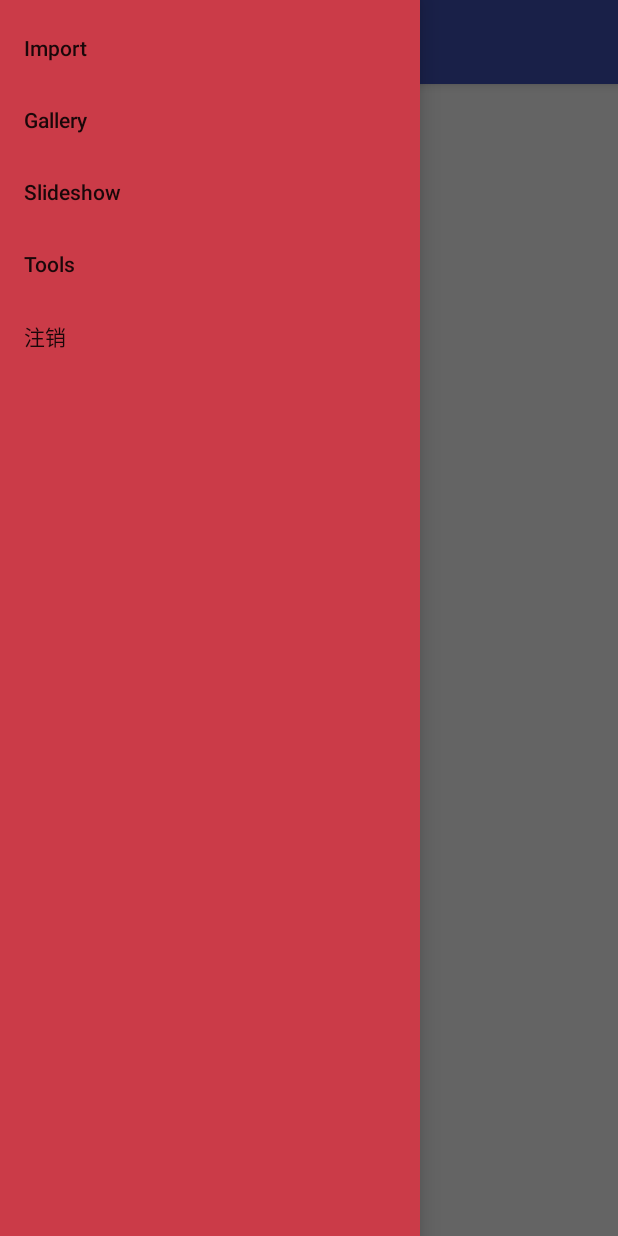
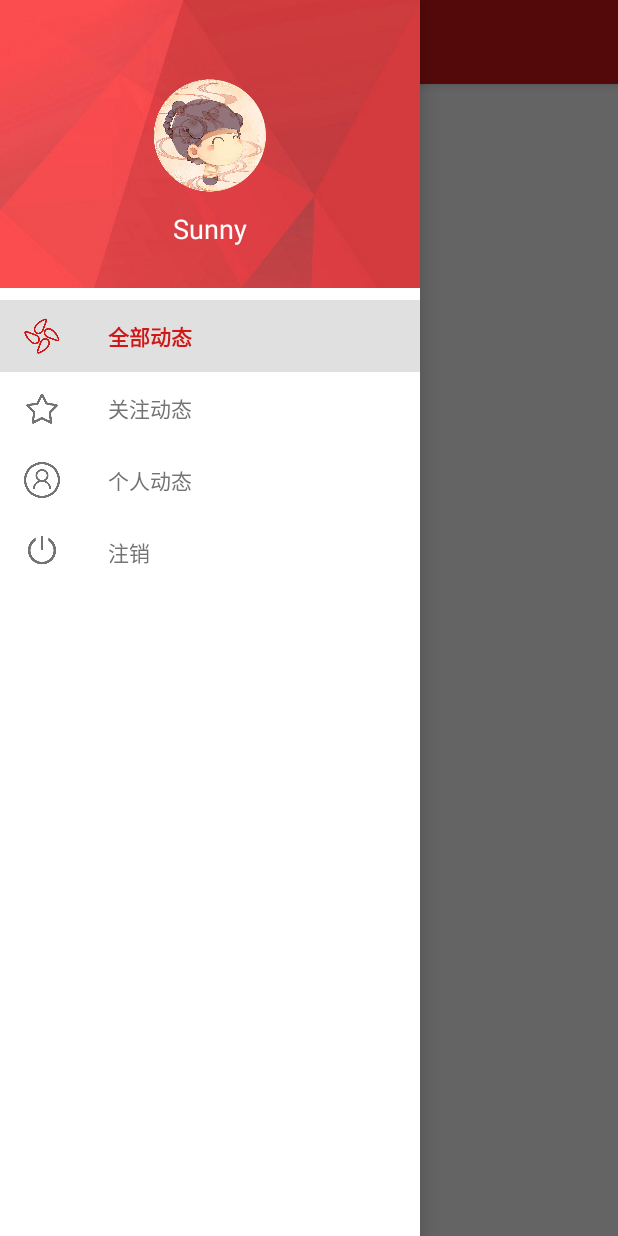
Before and after one commit to miraclezys/Dubi, an Android app: the MainActivity screen opened directly, with no data from a screen before it, with the side drawer open, on a phone screen of 412 x 824 dp. Run offline under Robolectric (Android 15) with nearby library versions, the phone set to English and light mode, and no system bars.

Commit message:
V1.1 修改主界面部分样式

```diff
--- a/app/build.gradle
+++ b/app/build.gradle
@@ -34,5 +34,4 @@ dependencies {
     compile 'com.android.support:design:24.2.1'
     compile 'com.android.support:support-v4:24.2.1'
     compile 'com.android.support:cardview-v7:24.2.1'
-    testCompile 'junit:junit:4.12'
 }
--- a/app/src/main/java/cc/wo_mo/dubi/activities/MainActivity.java
+++ b/app/src/main/java/cc/wo_mo/dubi/activities/MainActivity.java
@@ -4,6 +4,8 @@ import android.app.FragmentManager;
 import android.app.FragmentTransaction;
 import android.app.Fragment;
 import android.content.Intent;
+import android.content.res.ColorStateList;
+import android.content.res.Resources;
 import android.support.annotation.NonNull;
 import android.support.design.widget.NavigationView;
 import android.support.v4.view.GravityCompat;
@@ -40,24 +42,29 @@ public class MainActivity extends AppCompatActivity
         currentFragment = mBlankFragment;
         NavigationView navigationView = (NavigationView) findViewById(R.id.nav_view);
         navigationView.setNavigationItemSelectedListener(this);
+        Resources resource=(Resources)getBaseContext().getResources();
+        ColorStateList csl=(ColorStateList)resource.getColorStateList(R.color.item_color);
+        navigationView.setItemTextColor(csl);
+        navigationView.setItemIconTintList(csl);
+        navigationView.getMenu().getItem(0).setChecked(true);
     }
 
     @Override
     public boolean onNavigationItemSelected(@NonNull MenuItem item) {
         int id = item.getItemId();
 
-        if (id == R.id.nav_gallery) {
+        if (id == R.id.all_tweets) {
             if (mBlankFragment == null) {
                 mBlankFragment = new BlankFragment();
             }
             switchFragment(currentFragment, mBlankFragment);
 
-        } else if (id == R.id.nav_slideshow) {
+        } else if (id == R.id.friend_tweets) {
             if (mBlank1Fragment == null) {
                 mBlank1Fragment = new Blank1Fragment();
             }
             switchFragment(currentFragment, mBlank1Fragment);
-        } else if (id == R.id.nav_manage) {
+        } else if (id == R.id.my_tweets) {
 
         } else if (id == R.id.nav_logout) {
             client.logout().enqueue(new Callback<BaseResponse>() {
--- /dev/null
+++ b/app/src/main/res/color/item_color.xml
@@ -0,0 +1,10 @@
+<?xml version="1.0" encoding="utf-8"?>
+<selector xmlns:android="http://schemas.android.com/apk/res/android">
+    <item android:state_checked="true"
+        android:color="@color/colorToolBar"></item> <!-- selected颜色 -->
+    <item android:state_pressed="true"
+        android:color="@color/colorToolBar"/> <!-- pressed颜色 -->
+    <item android:state_focused="true"
+        android:color="@color/colorToolBar"/> <!-- focused颜色 -->
+    <item android:color="@color/colorGray"/> <!-- default颜色 -->
+</selector>
--- a/app/src/main/res/layout/activity_main.xml
+++ b/app/src/main/res/layout/activity_main.xml
@@ -23,7 +23,7 @@
                 android:layout_width="match_parent"
                 android:layout_height="?attr/actionBarSize"
                 android:title="@string/app_name"
-                android:background="?attr/colorPrimary"
+                android:background="@color/colorToolBar"
                 app:layout_scrollFlags="scroll|enterAlways"
                 app:popupTheme="@style/ThemeOverlay.AppCompat.Light" />
         </android.support.design.widget.AppBarLayout>
@@ -41,7 +41,7 @@
         android:layout_height="match_parent"
         android:fitsSystemWindows="true"
         android:layout_gravity="start"
-        android:background="@color/colorRed"
-        app:menu="@menu/activity_main_drawer"
-        />
+        android:background="@color/colorWhite"
+        app:headerLayout="@layout/header_user"
+        app:menu="@menu/activity_main_drawer" />
 </android.support.v4.widget.DrawerLayout>
--- /dev/null
+++ b/app/src/main/res/layout/header_user.xml
@@ -0,0 +1,21 @@
+<?xml version="1.0" encoding="utf-8"?>
+<LinearLayout xmlns:android="http://schemas.android.com/apk/res/android"
+    android:orientation="vertical" android:layout_width="match_parent"
+    android:layout_height="192dp"
+    android:background="@mipmap/beijing5">
+    <ImageView
+        android:layout_width="80dp"
+        android:layout_height="80dp"
+        android:background="@mipmap/touxiang1"
+        android:layout_gravity="center_horizontal"
+        android:layout_marginTop="50dp"/>
+    <TextView
+        android:layout_width="wrap_content"
+        android:layout_height="wrap_content"
+        android:layout_gravity="center_horizontal"
+        android:layout_marginTop="10dp"
+        android:textColor="@color/colorWhite"
+        android:text="Sunny"
+        android:textSize="18dp"/>
+
+</LinearLayout>
--- a/app/src/main/res/menu/activity_main_drawer.xml
+++ b/app/src/main/res/menu/activity_main_drawer.xml
@@ -2,20 +2,21 @@
 <menu xmlns:android="http://schemas.android.com/apk/res/android">
     <group android:checkableBehavior="single">
         <item
-            android:id="@+id/nav_camera"
-            android:title="Import" />
+            android:id="@+id/all_tweets"
+            android:icon="@mipmap/all_sweet"
+            android:title="全部动态" />
         <item
-            android:id="@+id/nav_gallery"
-            android:title="Gallery" />
+            android:id="@+id/friend_tweets"
+            android:icon="@mipmap/focus"
+            android:title="关注动态" />
         <item
-            android:id="@+id/nav_slideshow"
-            android:title="Slideshow" />
-        <item
-            android:id="@+id/nav_manage"
-            android:title="Tools" />
+            android:id="@+id/my_tweets"
+            android:icon="@mipmap/me"
+            android:title="个人动态" />
     </group>
     <item
         android:id="@+id/nav_logout"
+        android:icon="@mipmap/logout"
         android:title="注销" />
 
 </menu>
```
Also changed, not shown: app/src/main/res/origin/all_tweet_copy_layout.xml (deleted, +0 -42 lines), app/src/main/res/mipmap-hdpi/all_sweet.png (added), app/src/main/res/mipmap-hdpi/beijing4.jpg (added), app/src/main/res/mipmap-hdpi/beijing5.jpg (added), app/src/main/res/mipmap-hdpi/focus.png (added), app/src/main/res/mipmap-hdpi/logout.png (added), app/src/main/res/mipmap-hdpi/me.png (added), app/src/main/res/mipmap-hdpi/message.png (added).
